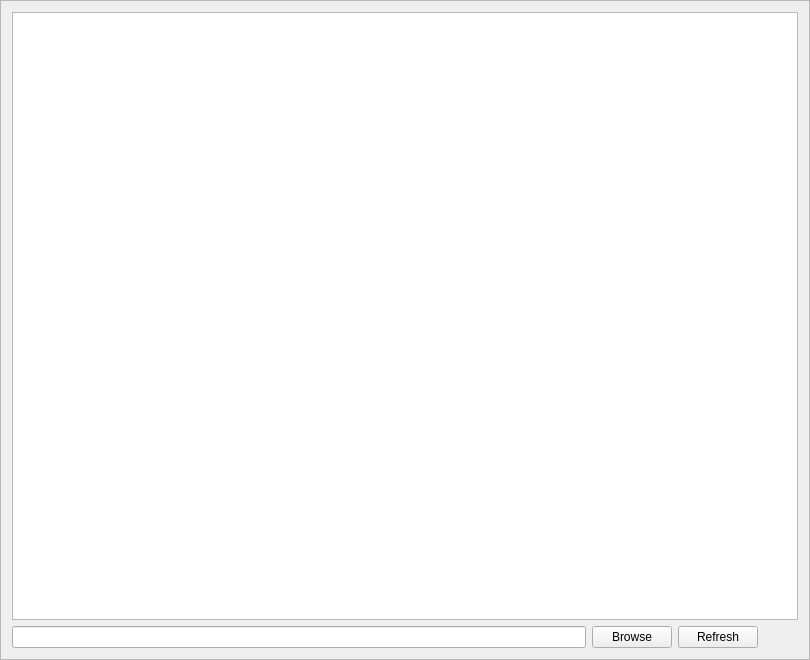
Before: the Qt Designer form Code/Mantid/scripts/Interface/ui/data_catalog.ui in mantidproject/mantid, drawn with Qt 5.
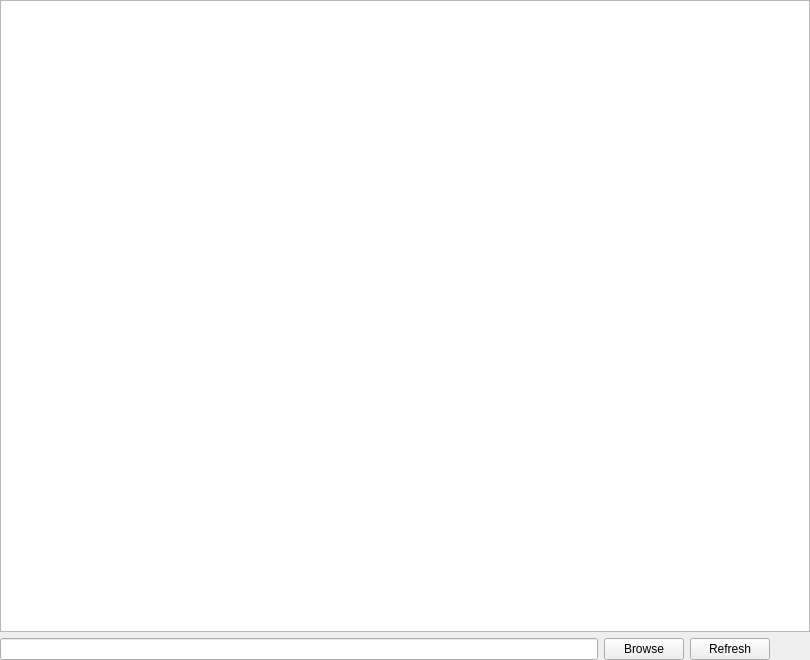
After: the same form once the commit is applied.

Commit message: Re #4303 small ui tuning

Diff of the .ui file:
```diff
--- a/Code/Mantid/scripts/Interface/ui/data_catalog.ui
+++ b/Code/Mantid/scripts/Interface/ui/data_catalog.ui
@@ -14,12 +14,15 @@
    <string>Frame</string>
   </property>
   <property name="frameShape">
-   <enum>QFrame::StyledPanel</enum>
+   <enum>QFrame::NoFrame</enum>
   </property>
   <property name="frameShadow">
-   <enum>QFrame::Raised</enum>
+   <enum>QFrame::Plain</enum>
   </property>
   <layout class="QVBoxLayout" name="verticalLayout">
+   <property name="margin">
+    <number>0</number>
+   </property>
    <item>
     <widget class="QTableWidget" name="data_set_table">
      <property name="sizePolicy">
```
The commit also changes 3 other files.
